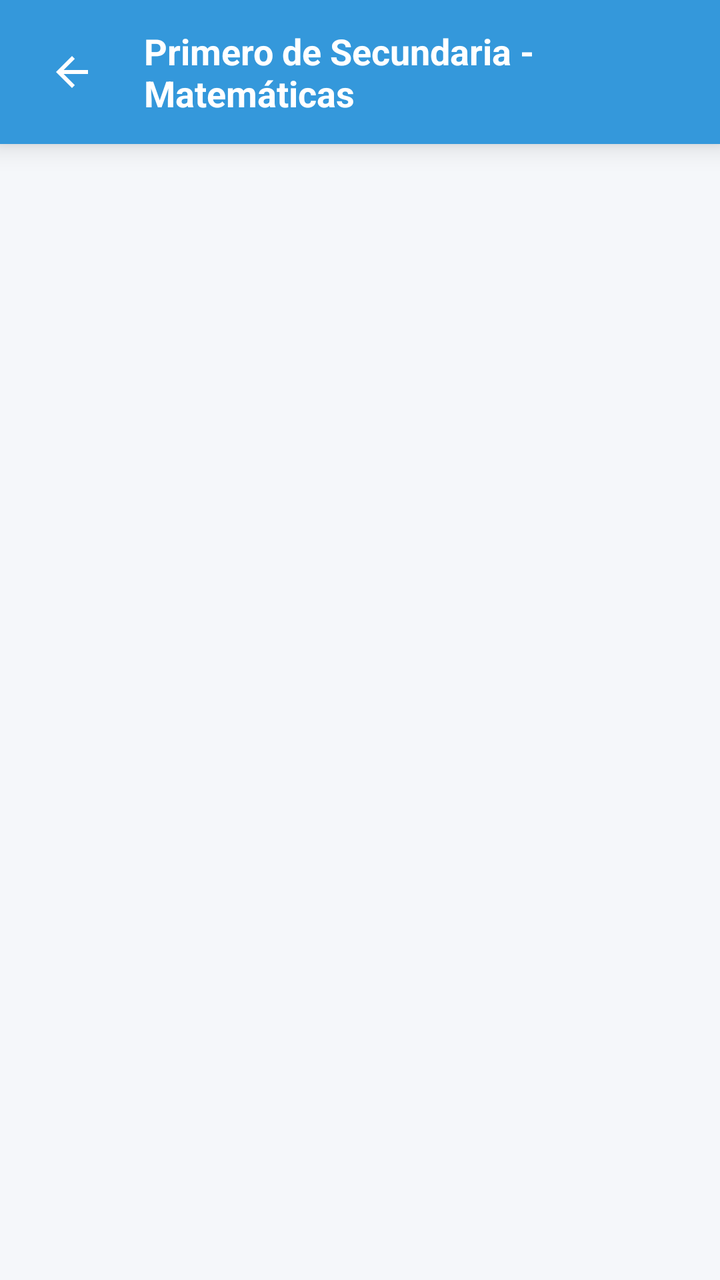
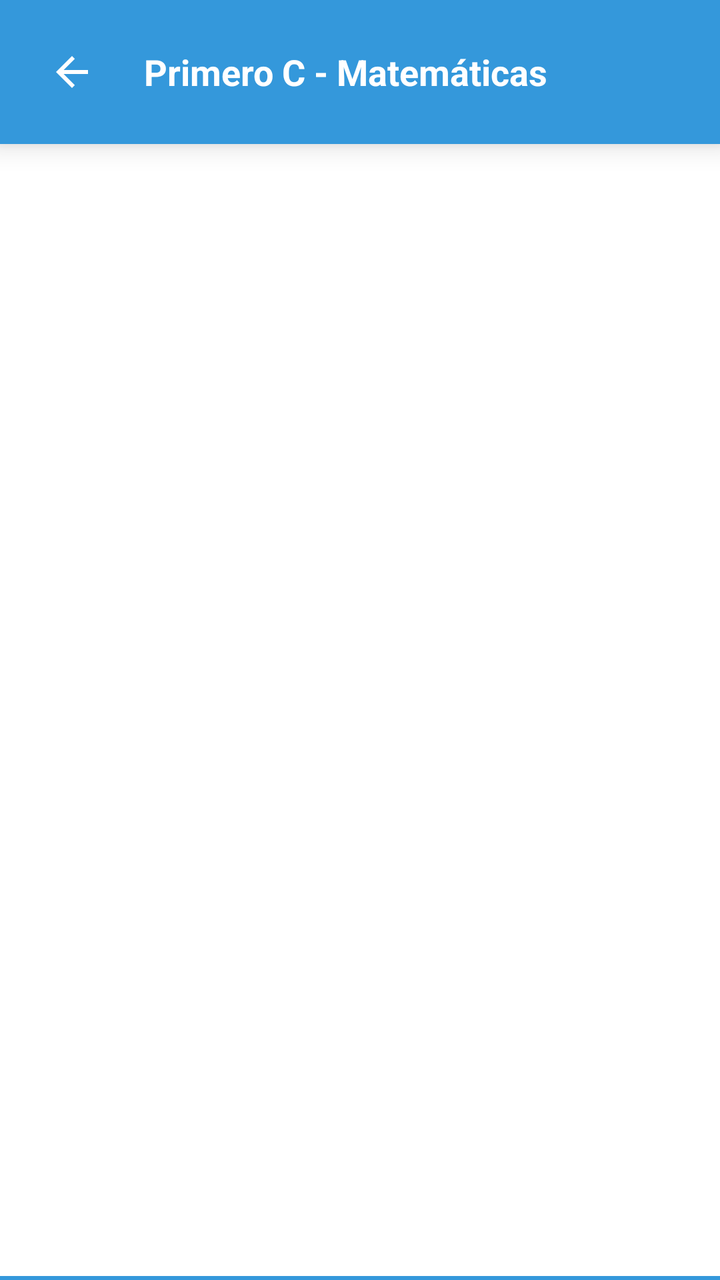

The first picture is an Android layout as it rendered before a commit; the second is the same layout after the commit. The layout source and the unified diff follow.
<!-- AndroidManifest.xml: application theme Theme.Colegio -->
<!-- res/layout/activity_primero.xml -->
<?xml version="1.0" encoding="utf-8"?>
<LinearLayout xmlns:android="http://schemas.android.com/apk/res/android"
    xmlns:app="http://schemas.android.com/apk/res-auto"
    android:layout_width="match_parent"
    android:layout_height="match_parent"
    android:orientation="vertical"
    android:background="@color/fondo_app">

    
    <LinearLayout
        android:id="@+id/headerLayout"
        android:layout_width="match_parent"
        android:layout_height="wrap_content"
        android:orientation="horizontal"
        android:background="@color/curso_primero"
        android:padding="12dp"
        android:elevation="8dp"
        android:gravity="center_vertical">

        
        <androidx.appcompat.widget.AppCompatImageButton
            android:id="@+id/btnBack"
            android:layout_width="48dp"
            android:layout_height="48dp"
            android:src="@drawable/ic_arrow_back"
            android:background="?attr/selectableItemBackgroundBorderless"
            android:tint="@android:color/white"
            android:contentDescription="Regresar" />

        
        <TextView
            android:id="@+id/tvTituloCurso"
            android:layout_width="0dp"
            android:layout_height="wrap_content"
            android:layout_weight="1"
            android:text="Primero de Secundaria - Matemáticas"
            android:textSize="18sp"
            android:textColor="@android:color/white"
            android:textStyle="bold"
            android:layout_marginStart="12dp" />

    </LinearLayout>

    
    <ScrollView
        android:layout_width="match_parent"
        android:layout_height="0dp"
        android:layout_weight="1"
        android:fillViewport="true">

        <HorizontalScrollView
            android:layout_width="match_parent"
            android:layout_height="wrap_content"
            android:fillViewport="true">

            <TableLayout
                android:id="@+id/tablaNotas"
                android:layout_width="wrap_content"
                android:layout_height="wrap_content"/>
        </HorizontalScrollView>


    </ScrollView>

</LinearLayout>
<!-- resources referenced by this layout -->
<resources>
  <color name="curso_primero">#3498DB</color>
  <color name="fondo_app">#F5F7FA</color>
  <!-- drawable ic_arrow_back (drawable) -->
  <?xml version="1.0" encoding="utf-8"?>
  <vector xmlns:android="http://schemas.android.com/apk/res/android"
      android:width="24dp"
      android:height="24dp"
      android:viewportWidth="24"
      android:viewportHeight="24">
      <path
          android:fillColor="#FFFFFF"
          android:pathData="M20,11H7.83l5.59,-5.59L12,4l-8,8 8,8 1.41,-1.41L7.83,13H20v-2z"/>
  </vector>
  <style name="Theme.Colegio" parent="Theme.MaterialComponents.DayNight.NoActionBar">
          
          <item name="colorPrimary">@color/purple_500</item>
          <item name="colorPrimaryVariant">@color/purple_700</item>
          <item name="colorOnPrimary">@color/white</item>
          
          <item name="colorSecondary">@color/teal_200</item>
          <item name="colorSecondaryVariant">@color/teal_700</item>
          <item name="colorOnSecondary">@color/black</item>
          
          <item name="android:statusBarColor">?attr/colorPrimaryVariant</item>
          
      </style>
  <color name="purple_500">#FF6200EE</color>
  <color name="purple_700">#FF3700B3</color>
  <color name="white">#FFFFFFFF</color>
  <color name="teal_200">#FF03DAC5</color>
  <color name="teal_700">#FF018786</color>
  <color name="black">#FF000000</color>
</resources>

<!-- the commit's change to res/layout/activity_primero.xml (unified diff, before → after) -->
@@ -33,7 +33,7 @@
             android:layout_width="0dp"
             android:layout_height="wrap_content"
             android:layout_weight="1"
-            android:text="Primero de Secundaria - Matemáticas"
+            android:text="Primero C - Matemáticas"
             android:textSize="18sp"
             android:textColor="@android:color/white"
             android:textStyle="bold"
@@ -42,24 +42,56 @@
     </LinearLayout>
 
     
-    <ScrollView
+    <LinearLayout
+        android:id="@+id/contenedorPrincipal"
         android:layout_width="match_parent"
         android:layout_height="0dp"
         android:layout_weight="1"
-        android:fillViewport="true">
+        android:orientation="horizontal">
 
-        <HorizontalScrollView
-            android:layout_width="match_parent"
-            android:layout_height="wrap_content"
-            android:fillViewport="true">
+        
+        <ScrollView
+            android:id="@+id/scrollFijaVertical"
+            android:layout_width="wrap_content"
+            android:layout_height="match_parent"
+            android:scrollbars="vertical"
+            android:background="@android:color/white">
 
             <TableLayout
-                android:id="@+id/tablaNotas"
+                android:id="@+id/tablaFija"
                 android:layout_width="wrap_content"
-                android:layout_height="wrap_content"/>
+                android:layout_height="wrap_content"
+                android:stretchColumns="false" />
+        </ScrollView>
+
+        
+        <HorizontalScrollView
+            android:id="@+id/scrollHorizontal"
+            android:layout_width="0dp"
+            android:layout_height="match_parent"
+            android:layout_weight="1"
+            android:scrollbars="horizontal|vertical"
+            android:background="@android:color/white">
+
+            <ScrollView
+                android:id="@+id/scrollVertical"
+                android:layout_width="wrap_content"
+                android:layout_height="match_parent"
+                android:scrollbars="vertical">
+
+                <TableLayout
+                    android:id="@+id/tablaNotas"
+                    android:layout_width="wrap_content"
+                    android:layout_height="wrap_content"
+                    android:stretchColumns="false" />
+            </ScrollView>
         </HorizontalScrollView>
+    </LinearLayout>
 
-
-    </ScrollView>
+    
+    <View
+        android:layout_width="match_parent"
+        android:layout_height="2dp"
+        android:background="@color/curso_primero" />
 
 </LinearLayout>
